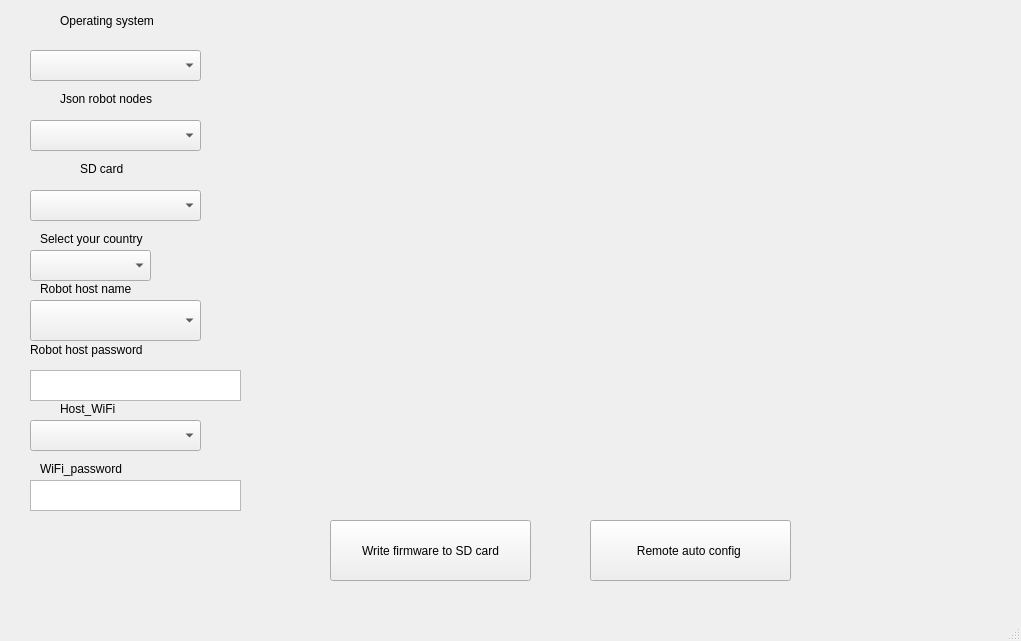
Old version of the form Roboticfirmwaregenerator.ui in the repository KornbotDevUltimatorKraton/RoboticsFirmwaregenerator.
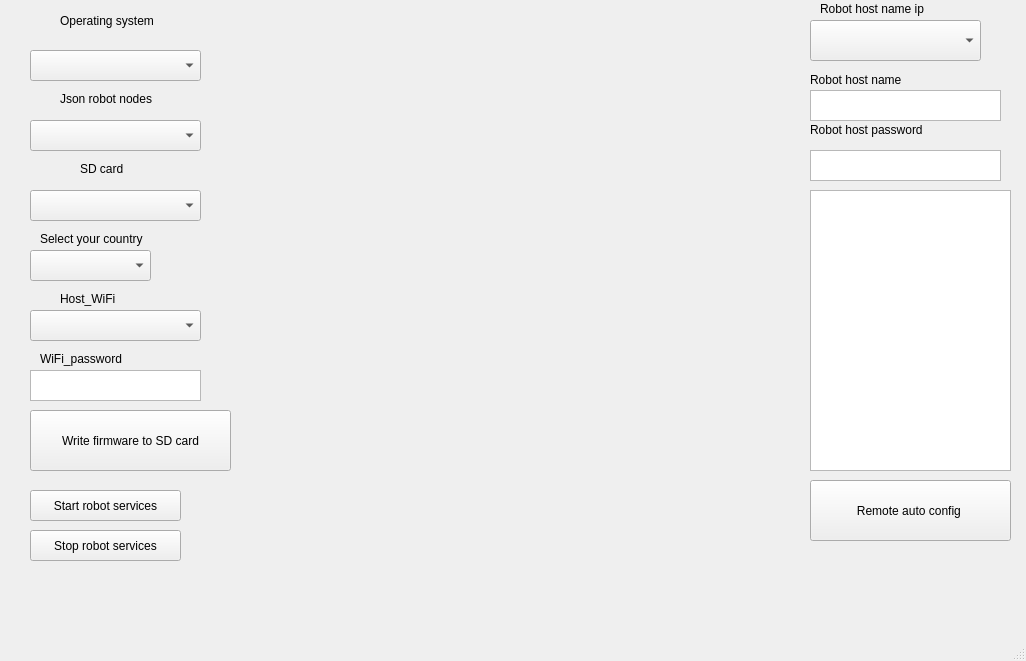
New version of the form.

Patch:
```diff
--- a/Roboticfirmwaregenerator.ui
+++ b/Roboticfirmwaregenerator.ui
@@ -6,8 +6,8 @@
    <rect>
     <x>0</x>
     <y>0</y>
-    <width>1021</width>
-    <height>641</height>
+    <width>1026</width>
+    <height>661</height>
    </rect>
   </property>
   <property name="windowTitle">
@@ -17,8 +17,8 @@
    <widget class="QPushButton" name="pushButton">
     <property name="geometry">
      <rect>
-      <x>330</x>
-      <y>520</y>
+      <x>30</x>
+      <y>410</y>
       <width>201</width>
       <height>61</height>
      </rect>
@@ -99,10 +99,10 @@
    <widget class="QLabel" name="label_5">
     <property name="geometry">
      <rect>
-      <x>250</x>
+      <x>240</x>
       <y>0</y>
-      <width>761</width>
-      <height>501</height>
+      <width>561</width>
+      <height>591</height>
      </rect>
     </property>
     <property name="text">
@@ -135,21 +135,21 @@
    <widget class="QLabel" name="label_8">
     <property name="geometry">
      <rect>
-      <x>40</x>
-      <y>280</y>
-      <width>121</width>
+      <x>820</x>
+      <y>0</y>
+      <width>161</width>
       <height>17</height>
      </rect>
     </property>
     <property name="text">
-     <string>Robot host name</string>
+     <string>Robot host name ip</string>
     </property>
    </widget>
    <widget class="QLabel" name="label_9">
     <property name="geometry">
      <rect>
-      <x>30</x>
-      <y>340</y>
+      <x>810</x>
+      <y>120</y>
       <width>151</width>
       <height>20</height>
      </rect>
@@ -161,9 +161,9 @@
    <widget class="QTextEdit" name="textEdit_3">
     <property name="geometry">
      <rect>
-      <x>30</x>
-      <y>370</y>
-      <width>211</width>
+      <x>810</x>
+      <y>150</y>
+      <width>191</width>
       <height>31</height>
      </rect>
     </property>
@@ -172,7 +172,7 @@
     <property name="geometry">
      <rect>
       <x>40</x>
-      <y>460</y>
+      <y>350</y>
       <width>101</width>
       <height>17</height>
      </rect>
@@ -185,8 +185,8 @@
     <property name="geometry">
      <rect>
       <x>30</x>
-      <y>480</y>
-      <width>211</width>
+      <y>370</y>
+      <width>171</width>
       <height>31</height>
      </rect>
     </property>
@@ -195,7 +195,7 @@
     <property name="geometry">
      <rect>
       <x>60</x>
-      <y>400</y>
+      <y>290</y>
       <width>81</width>
       <height>17</height>
      </rect>
@@ -207,8 +207,8 @@
    <widget class="QComboBox" name="comboBox_4">
     <property name="geometry">
      <rect>
-      <x>30</x>
-      <y>300</y>
+      <x>810</x>
+      <y>20</y>
       <width>171</width>
       <height>41</height>
      </rect>
@@ -218,7 +218,7 @@
     <property name="geometry">
      <rect>
       <x>30</x>
-      <y>420</y>
+      <y>310</y>
       <width>171</width>
       <height>31</height>
      </rect>
@@ -227,8 +227,8 @@
    <widget class="QPushButton" name="pushButton_2">
     <property name="geometry">
      <rect>
-      <x>590</x>
-      <y>520</y>
+      <x>810</x>
+      <y>480</y>
       <width>201</width>
       <height>61</height>
      </rect>
@@ -237,6 +237,65 @@
      <string>Remote auto config </string>
     </property>
    </widget>
+   <widget class="QTextEdit" name="textEdit">
+    <property name="geometry">
+     <rect>
+      <x>810</x>
+      <y>190</y>
+      <width>201</width>
+      <height>281</height>
+     </rect>
+    </property>
+   </widget>
+   <widget class="QPushButton" name="pushButton_3">
+    <property name="geometry">
+     <rect>
+      <x>30</x>
+      <y>490</y>
+      <width>151</width>
+      <height>31</height>
+     </rect>
+    </property>
+    <property name="text">
+     <string>Start robot services</string>
+    </property>
+   </widget>
+   <widget class="QPushButton" name="pushButton_4">
+    <property name="geometry">
+     <rect>
+      <x>30</x>
+      <y>530</y>
+      <width>151</width>
+      <height>31</height>
+     </rect>
+    </property>
+    <property name="text">
+     <string>Stop robot services</string>
+    </property>
+   </widget>
+   <widget class="QLabel" name="label_12">
+    <property name="geometry">
+     <rect>
+      <x>810</x>
+      <y>70</y>
+      <width>121</width>
+      <height>20</height>
+     </rect>
+    </property>
+    <property name="text">
+     <string>Robot host name</string>
+    </property>
+   </widget>
+   <widget class="QTextEdit" name="textEdit_5">
+    <property name="geometry">
+     <rect>
+      <x>810</x>
+      <y>90</y>
+      <width>191</width>
+      <height>31</height>
+     </rect>
+    </property>
+   </widget>
   </widget>
   <widget class="QMenuBar" name="menubar">
    <property name="geometry">
```
Left out of the diff: 2 changed lines with no effect on the pictures.
